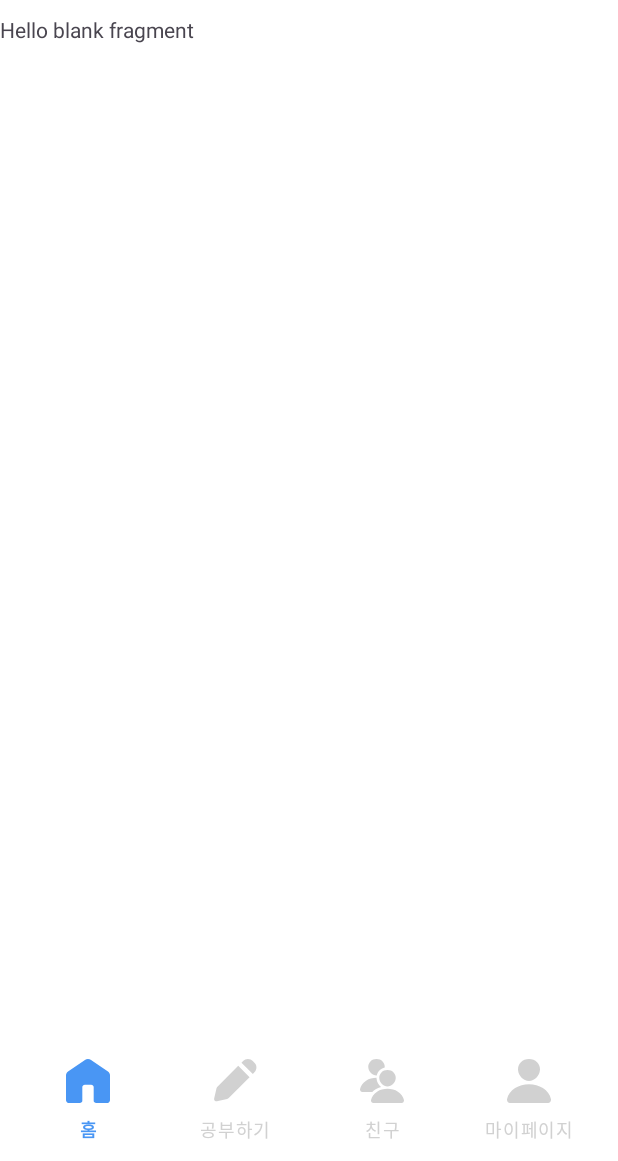
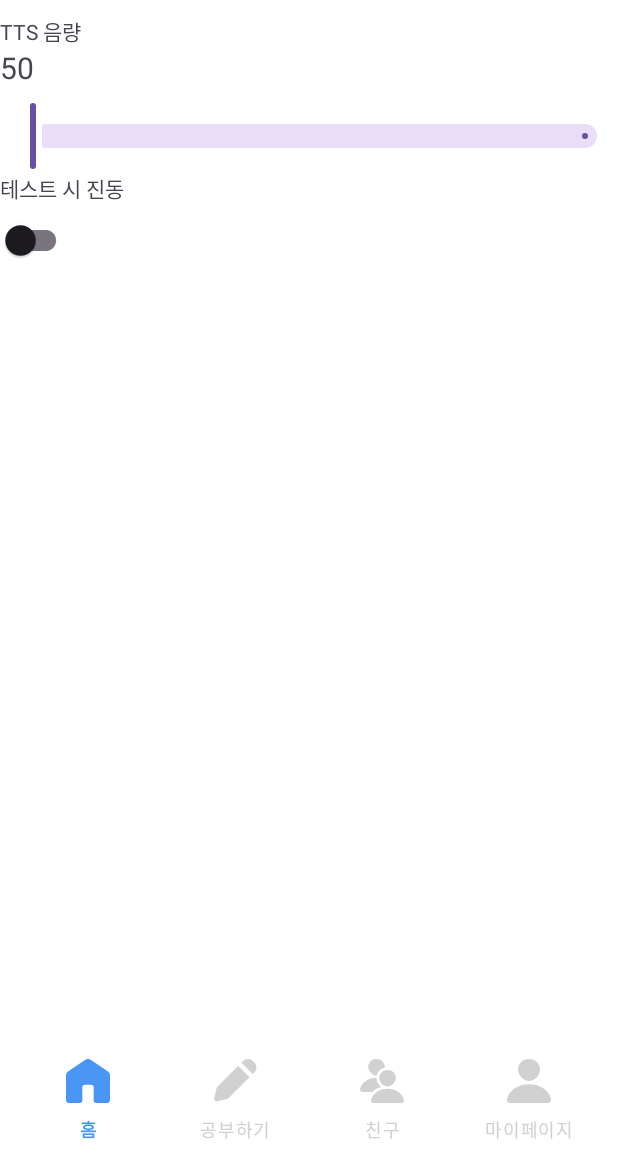
Before and after one commit to Park-yu-su/Language, an Android app: the MypageSettingFragment screen opened through its navigation route, on a phone screen of 412 x 824 dp, the part 75-1236 px from its top. Run offline under Robolectric (Android 15) with nearby library versions, the phone set to English and light mode, and no system bars; our stand-ins replace navigation-ui; libraries missing offline, so code that uses them is left out: com.kakao.sdk.

Commit message:
[Je/#10] - 마이페이지 내 정보 수정 화면, 설정 화면 구현

```diff
--- a/app/src/main/res/layout/fragment_mypage_myprofile.xml
+++ b/app/src/main/res/layout/fragment_mypage_myprofile.xml
@@ -29,4 +29,29 @@
         app:layout_constraintTop_toBottomOf="@id/user_img"
         app:layout_constraintStart_toEndOf="@id/user_nickname_txt" />
 
+    <TextView
+        android:id="@+id/user_id_txt"
+        android:layout_width="wrap_content"
+        android:layout_height="wrap_content"
+        android:text="유저 아이디"
+        app:layout_constraintTop_toBottomOf="@id/user_nickname_txt"
+        app:layout_constraintStart_toStartOf="parent"
+        app:layout_constraintEnd_toEndOf="parent" />
+
+    <EditText
+        android:layout_width="wrap_content"
+        android:layout_height="wrap_content"
+        app:layout_constraintTop_toBottomOf="@id/user_nickname_txt"
+        app:layout_constraintStart_toEndOf="@id/user_id_txt" />
+
+    <EditText
+        android:id="@+id/self_introduction_et"
+        android:layout_width="wrap_content"
+        android:layout_height="wrap_content"
+        android:hint="자기소개를 입력하세요"
+        app:layout_constraintTop_toBottomOf="@id/user_id_txt"
+        app:layout_constraintStart_toStartOf="parent"
+        app:layout_constraintEnd_toEndOf="parent"
+        android:layout_marginTop="100dp" />
+
 </androidx.constraintlayout.widget.ConstraintLayout>
--- a/app/src/main/res/layout/fragment_mypage_setting.xml
+++ b/app/src/main/res/layout/fragment_mypage_setting.xml
@@ -1,14 +1,54 @@
 <?xml version="1.0" encoding="utf-8"?>
-<FrameLayout xmlns:android="http://schemas.android.com/apk/res/android"
-    xmlns:tools="http://schemas.android.com/tools"
+<androidx.constraintlayout.widget.ConstraintLayout
+    xmlns:android="http://schemas.android.com/apk/res/android"
+    xmlns:app="http://schemas.android.com/apk/res-auto"
     android:layout_width="match_parent"
-    android:layout_height="match_parent"
-    tools:context=".ui.mypage.MypageSettingFragment">
+    android:layout_height="match_parent">
 
-    <!-- TODO: Update blank fragment layout -->
     <TextView
-        android:layout_width="match_parent"
-        android:layout_height="match_parent"
-        android:text="@string/hello_blank_fragment" />
+        android:id="@+id/tts_volume_txt"
+        android:layout_width="wrap_content"
+        android:layout_height="wrap_content"
+        android:text="TTS 음량"
+        app:layout_constraintTop_toTopOf="parent"
+        app:layout_constraintStart_toStartOf="parent" />
 
-</FrameLayout>
+    <TextView
+        android:id="@+id/tts_volume_value_txt"
+        android:layout_width="wrap_content"
+        android:layout_height="wrap_content"
+        app:layout_constraintTop_toBottomOf="@id/tts_volume_txt"
+        app:layout_constraintStart_toStartOf="parent"
+        android:text="50"
+        android:textSize="20sp"
+        android:layout_marginBottom="24dp" />
+
+    <com.google.android.material.slider.Slider
+        android:id="@+id/tts_volume_slider"
+        android:layout_width="wrap_content"
+        android:layout_height="wrap_content"
+        app:layout_constraintTop_toBottomOf="@id/tts_volume_value_txt"
+        app:layout_constraintStart_toStartOf="parent"
+        app:valueFrom="0"
+        app:valueTo="100"
+        app:stepSize="1"
+        android:layout_marginTop="8dp"
+        app:value="50" />
+
+    <TextView
+        android:id="@+id/vibration_txt"
+        android:layout_width="wrap_content"
+        android:layout_height="wrap_content"
+        android:text="테스트 시 진동"
+        app:layout_constraintTop_toBottomOf="@id/tts_volume_slider"
+        app:layout_constraintStart_toStartOf="parent" />
+
+    <androidx.appcompat.widget.SwitchCompat
+        android:id="@+id/vibration_switch"
+        android:layout_width="wrap_content"
+        android:layout_height="wrap_content"
+        app:layout_constraintTop_toBottomOf="@id/vibration_txt"
+        app:layout_constraintStart_toStartOf="parent"
+        android:checked="false" />
+
+</androidx.constraintlayout.widget.ConstraintLayout>
```
